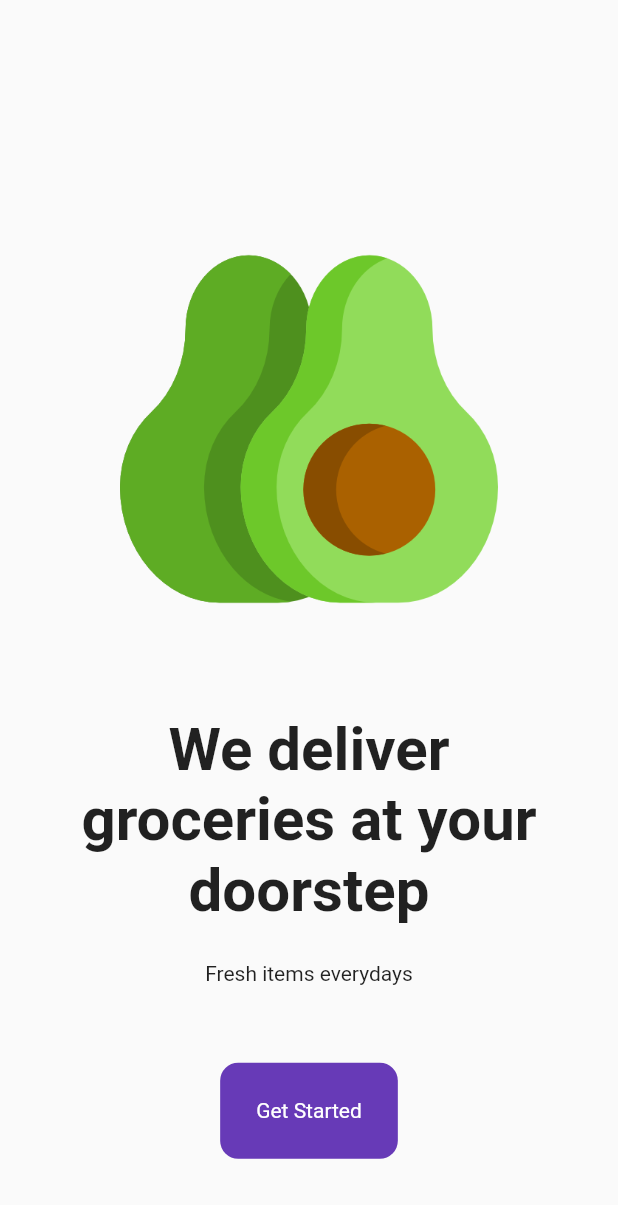
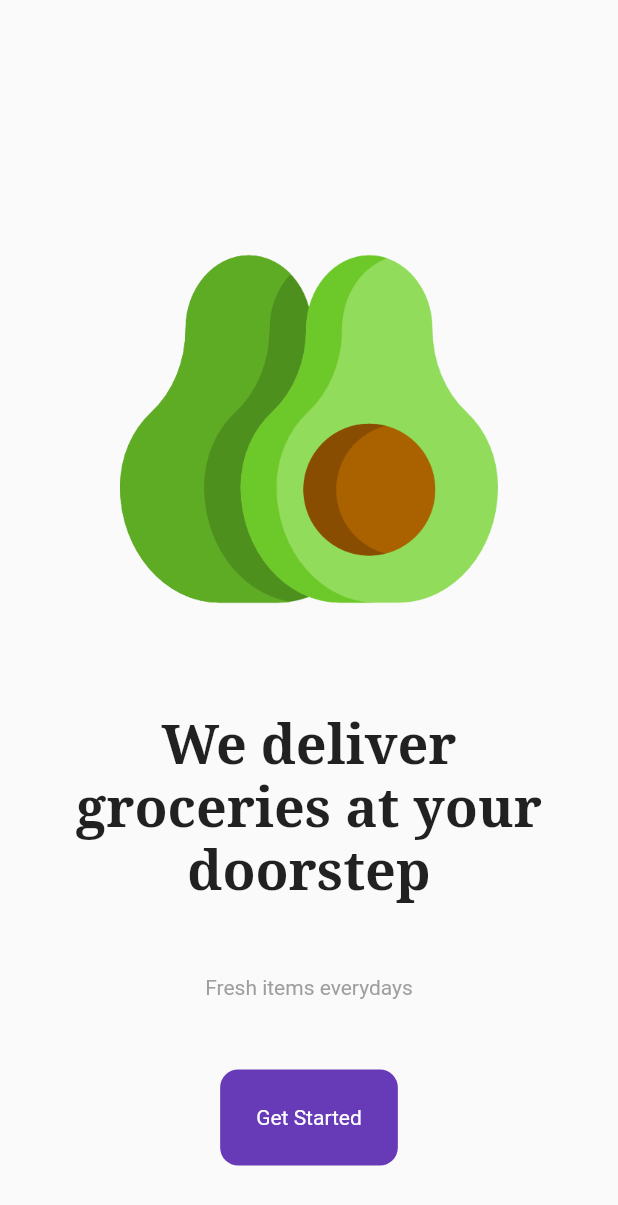
Before and after one commit to Chandara-Sin/grocery-shop-app, a Flutter app: the screen it shows after launch, on a phone screen of 412 x 824 dp. Shown: the top 1205 px of the screen. Run offline on Flutter 3.47's test engine with Material 2 defaults, Android fonts, the phone set to English and light mode, and no system bars; our stand-ins replace google_fonts.

Commit message:
style: beautify intro page

```diff
--- a/lib/main.dart
+++ b/lib/main.dart
@@ -9,11 +9,10 @@ void main() {
 class MyApp extends StatelessWidget {
   const MyApp({super.key});
 
-  // This widget is the root of your application.
   @override
   Widget build(BuildContext context) {
     return const MaterialApp(
-      title: 'Flutter Demo',
+      title: 'Grocery Shop App',
       debugShowCheckedModeBanner: false,
       home: IntroPage(),
     );
--- a/lib/screens/intro_page.dart
+++ b/lib/screens/intro_page.dart
@@ -1,4 +1,5 @@
 import 'package:flutter/material.dart';
+import 'package:google_fonts/google_fonts.dart';
 
 class IntroPage extends StatelessWidget {
   const IntroPage({super.key});
@@ -13,17 +14,26 @@ class IntroPage extends StatelessWidget {
                 left: 80.0, right: 80, bottom: 40, top: 160),
             child: Image.asset('assets/images/avocado.png'),
           ),
-          const Padding(
-            padding: EdgeInsets.all(24.0),
+          Padding(
+            padding: const EdgeInsets.all(24.0),
             child: Text("We deliver groceries at your doorstep",
                 textAlign: TextAlign.center,
-                style: TextStyle(fontSize: 40, fontWeight: FontWeight.bold)),
+                style: GoogleFonts.notoSerif(
+                    fontSize: 36, fontWeight: FontWeight.bold)
+                // TextStyle(fontSize: 36, fontWeight: FontWeight.bold),
+                ),
+          ),
+          const SizedBox(
+            height: 24,
           ),
           const Text(
             "Fresh items everydays",
+            style: TextStyle(color: Colors.grey),
           ),
           const Spacer(),
-          Container(
+          GestureDetector(
+            onTap: () => {},
+            child: Container(
               decoration: BoxDecoration(
                   color: Colors.deepPurple,
                   borderRadius: BorderRadius.circular(12)),
@@ -33,6 +43,7 @@ class IntroPage extends StatelessWidget {
                 style: TextStyle(color: Colors.white),
               ),
             ),
+          ),
           const Spacer(),
         ],
       ),
--- a/pubspec.yaml
+++ b/pubspec.yaml
@@ -36,6 +36,7 @@ dependencies:
   # The following adds the Cupertino Icons font to your application.
   # Use with the CupertinoIcons class for iOS style icons.
   cupertino_icons: ^1.0.2
+  google_fonts: ^3.0.1
 
 dev_dependencies:
   flutter_test:
```
Also changed, not shown: pubspec.lock, 10 other files. Lines whose indentation alone changed are shown as unchanged.
